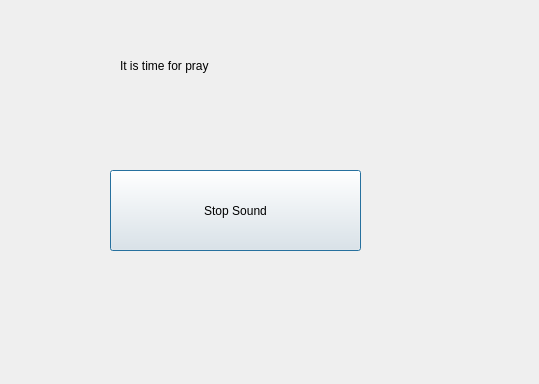
This is 11-Infotainment_Platoon/popNotify.ui in HaiidyHossam/QT-Platoon-Infotainment- as Qt 5 draws it before an edit. The edited form follows.
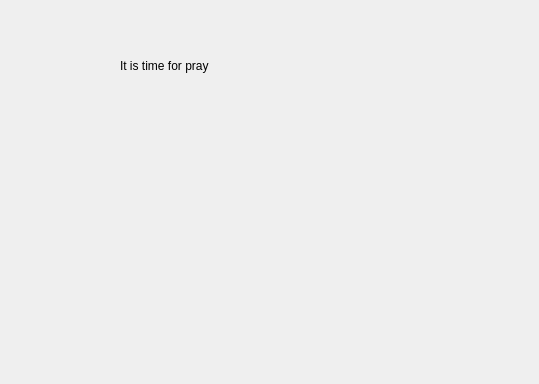
This is the edited form. Icons and pictures are not drawn.

```diff
--- a/11-Infotainment_Platoon/popNotify.ui
+++ b/11-Infotainment_Platoon/popNotify.ui
@@ -29,14 +29,29 @@
   <widget class="QPushButton" name="pushButton">
    <property name="geometry">
     <rect>
-     <x>110</x>
-     <y>170</y>
-     <width>251</width>
-     <height>81</height>
+     <x>200</x>
+     <y>240</y>
+     <width>91</width>
+     <height>91</height>
     </rect>
    </property>
+   <property name="focusPolicy">
+    <enum>Qt::NoFocus</enum>
+   </property>
+   <property name="contextMenuPolicy">
+    <enum>Qt::NoContextMenu</enum>
+   </property>
+   <property name="styleSheet">
+    <string notr="true">image: url(:/icons/Mute.png);</string>
+   </property>
    <property name="text">
-    <string>Stop Sound</string>
+    <string/>
+   </property>
+   <property name="autoDefault">
+    <bool>false</bool>
+   </property>
+   <property name="flat">
+    <bool>true</bool>
    </property>
   </widget>
  </widget>
```
